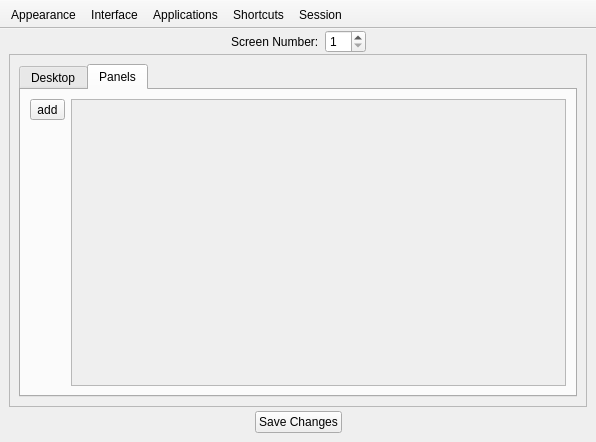
This is lumina-config/mainUI.ui in lumina-desktop/lumina as Qt 5 draws it before an edit. The edited form follows.
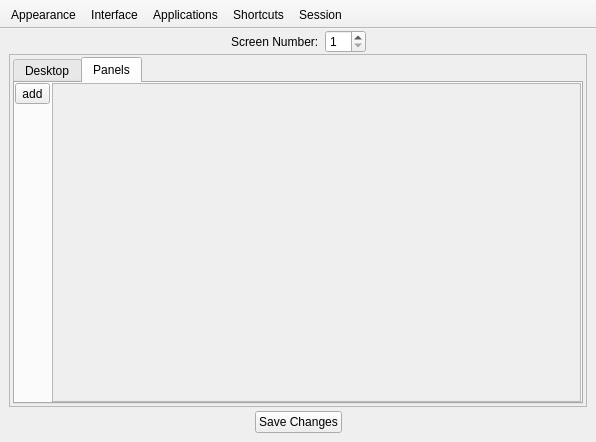
This is the edited form. The open tabs and pages were chosen to show the change.

Commit message: Update the widget used for panel information: Now it is quite a bit easier to read/use.

The edit to the form file:
```diff
--- a/lumina-config/mainUI.ui
+++ b/lumina-config/mainUI.ui
@@ -438,6 +438,18 @@
       </widget>
       <widget class="QWidget" name="page_panels">
        <layout class="QVBoxLayout" name="verticalLayout_17">
+        <property name="leftMargin">
+         <number>3</number>
+        </property>
+        <property name="topMargin">
+         <number>2</number>
+        </property>
+        <property name="rightMargin">
+         <number>3</number>
+        </property>
+        <property name="bottomMargin">
+         <number>2</number>
+        </property>
         <item>
          <widget class="QTabWidget" name="tabWidget_panels">
           <property name="currentIndex">
@@ -590,6 +602,21 @@
             <string>Panels</string>
            </attribute>
            <layout class="QGridLayout" name="gridLayout_panels" rowstretch="0" columnstretch="0,0">
+            <property name="leftMargin">
+             <number>0</number>
+            </property>
+            <property name="topMargin">
+             <number>0</number>
+            </property>
+            <property name="rightMargin">
+             <number>0</number>
+            </property>
+            <property name="bottomMargin">
+             <number>0</number>
+            </property>
+            <property name="horizontalSpacing">
+             <number>2</number>
+            </property>
             <item row="0" column="0">
              <layout class="QVBoxLayout" name="verticalLayout_5">
               <item>
@@ -630,8 +657,8 @@
                 <rect>
                  <x>0</x>
                  <y>0</y>
-                 <width>98</width>
-                 <height>28</height>
+                 <width>527</width>
+                 <height>320</height>
                 </rect>
                </property>
               </widget>
```
Left out of the diff: 39 changed lines with no effect on the pictures. The commit also changes 3 other files.
